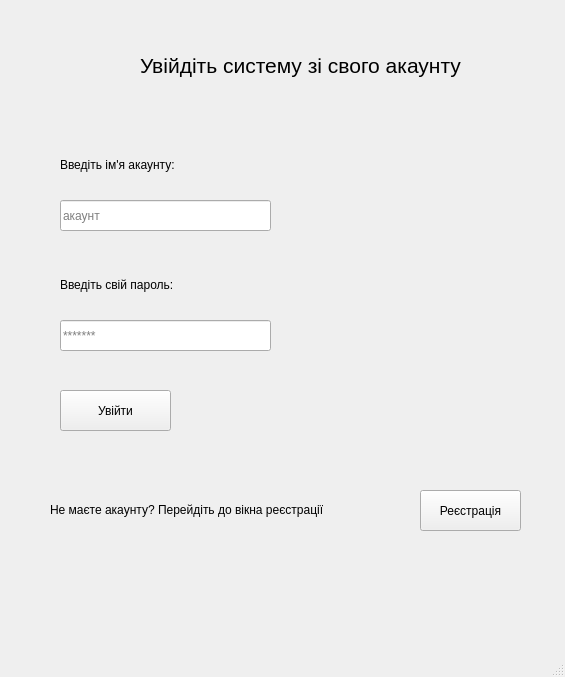
Old version of the form app/gui/login.ui in the repository ValRudyka/courseprogram.
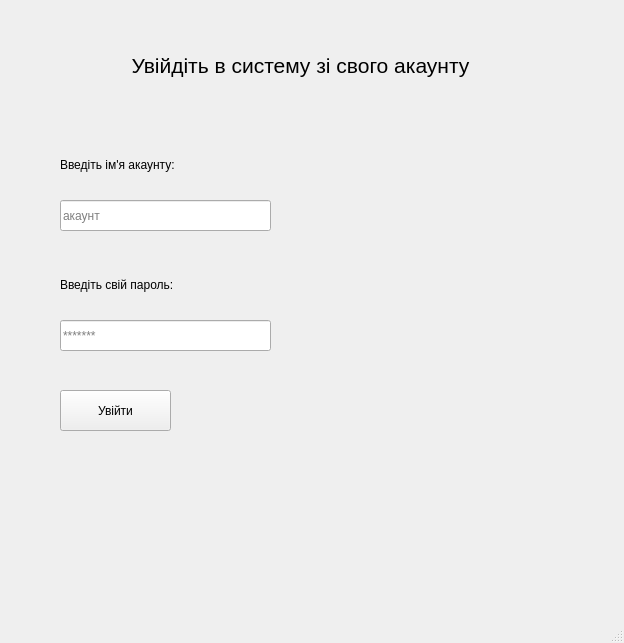
New version of the form.

Commit message: update login and register

Diff of the .ui file:
```diff
--- a/app/gui/login.ui
+++ b/app/gui/login.ui
@@ -6,8 +6,8 @@
    <rect>
     <x>0</x>
     <y>0</y>
-    <width>565</width>
-    <height>677</height>
+    <width>624</width>
+    <height>643</height>
    </rect>
   </property>
   <property name="windowTitle">
@@ -93,7 +93,7 @@
      </font>
     </property>
     <property name="text">
-     <string>Увійдіть систему зі свого акаунту</string>
+     <string>Увійдіть в систему зі свого акаунту</string>
     </property>
     <property name="alignment">
      <set>Qt::AlignCenter</set>
@@ -102,19 +102,6 @@
      <number>-2</number>
     </property>
    </widget>
-   <widget class="QLabel" name="label">
-    <property name="geometry">
-     <rect>
-      <x>50</x>
-      <y>480</y>
-      <width>351</width>
-      <height>61</height>
-     </rect>
-    </property>
-    <property name="text">
-     <string>&lt;html&gt;&lt;head/&gt;&lt;body&gt;&lt;p&gt;&lt;span style=&quot; font-size:9pt;&quot;&gt;Не маєте акаунту? Перейдіть до вікна реєстрації&lt;/span&gt;&lt;/p&gt;&lt;/body&gt;&lt;/html&gt;</string>
-    </property>
-   </widget>
    <widget class="QLineEdit" name="password_edit">
     <property name="geometry">
      <rect>
@@ -140,19 +127,6 @@
      <string>*******</string>
     </property>
    </widget>
-   <widget class="QPushButton" name="pushButton_2">
-    <property name="geometry">
-     <rect>
-      <x>420</x>
-      <y>490</y>
-      <width>101</width>
-      <height>41</height>
-     </rect>
-    </property>
-    <property name="text">
-     <string>Реєстрація</string>
-    </property>
-   </widget>
   </widget>
   <widget class="QMenuBar" name="menubar">
    <property name="geometry">
```
Left out of the diff: 2 changed lines with no effect on the pictures. The commit also changes 3 other files.
